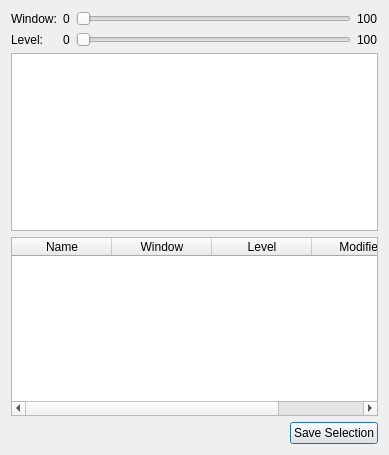
Before: the Qt Designer form rtUI/rtWindowLevelDialog.ui in pengwg/vurtigo, drawn with Qt 5.
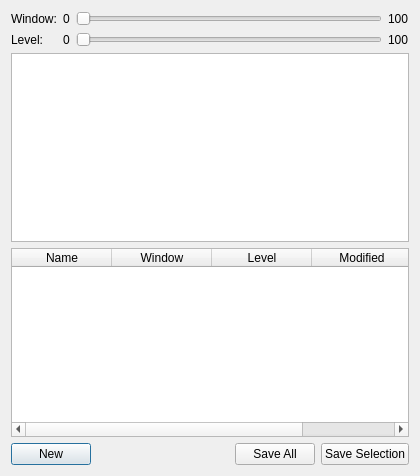
After: the same form once the commit is applied.

Commit message:
Added the window level dialog with options. BugID:644 Analysis:The window level is now tied with a config file.
Resolution:

Reviewed by:

Diff of the .ui file:
```diff
--- a/rtUI/rtWindowLevelDialog.ui
+++ b/rtUI/rtWindowLevelDialog.ui
@@ -6,8 +6,8 @@
    <rect>
     <x>0</x>
     <y>0</y>
-    <width>389</width>
-    <height>455</height>
+    <width>420</width>
+    <height>476</height>
    </rect>
   </property>
   <property name="windowTitle">
@@ -128,6 +128,13 @@
    </item>
    <item>
     <layout class="QHBoxLayout" name="horizontalLayout">
+     <item>
+      <widget class="QPushButton" name="newButton">
+       <property name="text">
+        <string>New</string>
+       </property>
+      </widget>
+     </item>
      <item>
       <spacer name="horizontalSpacer">
        <property name="orientation">
@@ -142,7 +149,14 @@
       </spacer>
      </item>
      <item>
-      <widget class="QPushButton" name="saveButton">
+      <widget class="QPushButton" name="saveAllButton">
+       <property name="text">
+        <string>Save All</string>
+       </property>
+      </widget>
+     </item>
+     <item>
+      <widget class="QPushButton" name="saveLineButton">
        <property name="text">
         <string>Save Selection</string>
        </property>
```
Left out of the diff: 3 changed lines with no effect on the pictures. The commit also changes 17 other files.
